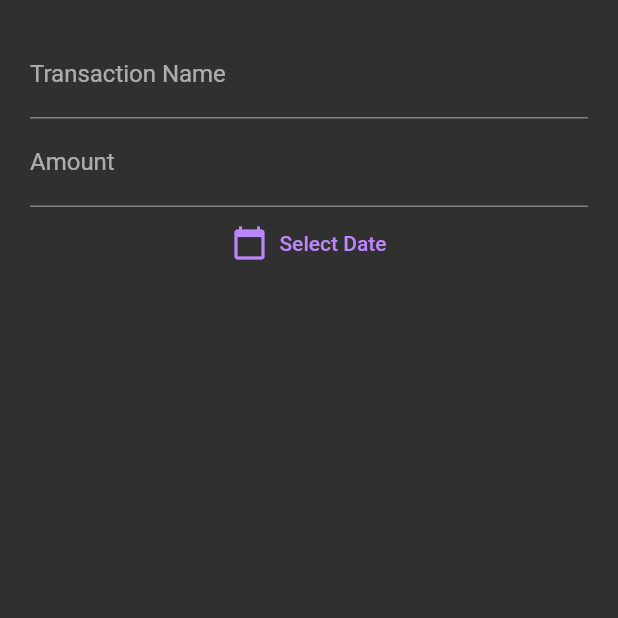
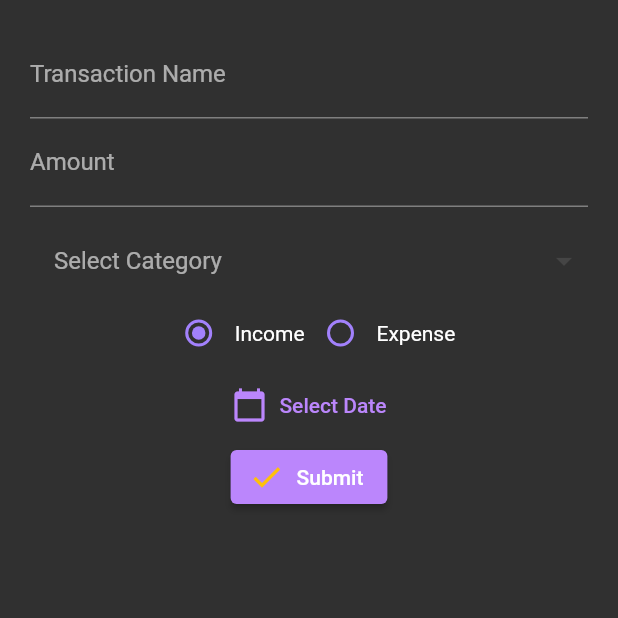
Before and after one commit to gautham227/money_manager, a Flutter app: the Addnewtransaction screen opened by its route, on a phone screen of 412 x 824 dp, the top half of it. Run offline on Flutter 3.47's test engine with Material 2 defaults, Android fonts, the phone set to English and light mode, and no system bars; our stand-ins replace hive_flutter; accounts and stored records are empty.

Commit message:
transactions ui

```diff
--- a/lib/screens/transactions/addnewtransactions.dart
+++ b/lib/screens/transactions/addnewtransactions.dart
@@ -1,11 +1,23 @@
 import 'package:flutter/material.dart';
 import 'package:flutter/src/foundation/key.dart';
 import 'package:flutter/src/widgets/framework.dart';
+import 'package:money_manager/db/category/db_cat.dart';
 import 'package:money_manager/models/category/cat_model.dart';
 
-class Addnewtransaction extends StatelessWidget {
+class Addnewtransaction extends StatefulWidget {
   static const routeName = 'addnewtransaction';
   const Addnewtransaction({Key? key}) : super(key: key);
+
+  @override
+  State<Addnewtransaction> createState() => _AddnewtransactionState();
+}
+
+class _AddnewtransactionState extends State<Addnewtransaction> {
+
+  // variables reqd
+  DateTime? datereqd;
+  type_of_categories? selected;
+  Catmodel? selectedcat;
 
   @override
   Widget build(BuildContext context) {
@@ -29,11 +41,91 @@ class Addnewtransaction extends StatelessWidget {
                   labelText: "Amount",
                 ),
               ),
-              TextButton.icon(onPressed: (){},
+
+              SizedBox(height: 12),
+
+              Container(
+                width: double.infinity,
+                child: DropdownButtonHideUnderline(
+                  child: ButtonTheme(
+                    alignedDropdown: true,
+                    child: DropdownButton(
+                      hint: Text("Select Category"),
+                      items: dbcat().expenseValueslist.value.map((e){
+                        return DropdownMenuItem(
+                          child: Text(e.name!),
+                          value: e,
+                        );
+                      }).toList(),
+                      onChanged: (newval){
+                        print(newval);
+                      },
+                    ),
+                  ),
+                ),
+              ),
+
+              Row(
+                mainAxisAlignment: MainAxisAlignment.center,
+                children: [
+                  Row(
+                    children: [
+                      Radio(value: type_of_categories.income,
+                        groupValue: type_of_categories.income,
+                        onChanged: (newval){},
+                        fillColor: MaterialStateProperty.resolveWith<Color>((states) {
+                            if (states.contains(MaterialState.disabled)) {
+                              return Color.fromARGB(255, 162, 129,252);
+                            }
+                            return Color.fromARGB(255, 162, 129, 252);
+                         },
+                        ),
+                      ),
+                      Text("Income"),
+                    ],
+                  ),
+                  Row(
+                    children: [
+                      Radio(value: type_of_categories.expense,
+                        groupValue: type_of_categories.income,
+                        onChanged: (newval){},
+                        fillColor: MaterialStateProperty.resolveWith<Color>((states) {
+                            if (states.contains(MaterialState.disabled)) {
+                              return Color.fromARGB(255, 162, 129,252);
+                            }
+                            return Color.fromARGB(255, 162, 129, 252);
+                         },
+                        ),
+                      ),
+                      Text("Expense"),
+                    ],
+                  ),
+                ],
+              ),
+
+              TextButton.icon(onPressed: () async{
+                final date= await showDatePicker(context: context,
+                initialDate: DateTime.now(),
+                firstDate: DateTime.now().subtract(Duration(days: 365*100)),
+                lastDate: DateTime.now()
+                );
+
+                if(date!=null){
+                  print(date);
+                  setState(() {
+                    datereqd=date;
+                  });
+
+                }
+                else return;
+              },
                 icon: Icon(Icons.calendar_today),
-                label: Text("Select Date")
+                label: Text(
+                  datereqd==null?"Select Date": (datereqd!).day.toString()+"-"+(datereqd)!.month.toString()+"-"+(datereqd!).year.toString(),
+                )
               ),
-              // Radio(value: Text("Income"), groupValue: type_of_categories.income, onChanged: (){});
+
+              ElevatedButton.icon (onPressed: (){}, icon: Icon(Icons.check, color: Colors.amber,), label: Text("Submit", style: TextStyle(color: Colors.white),)),
             ],
           ),
         ),
```
